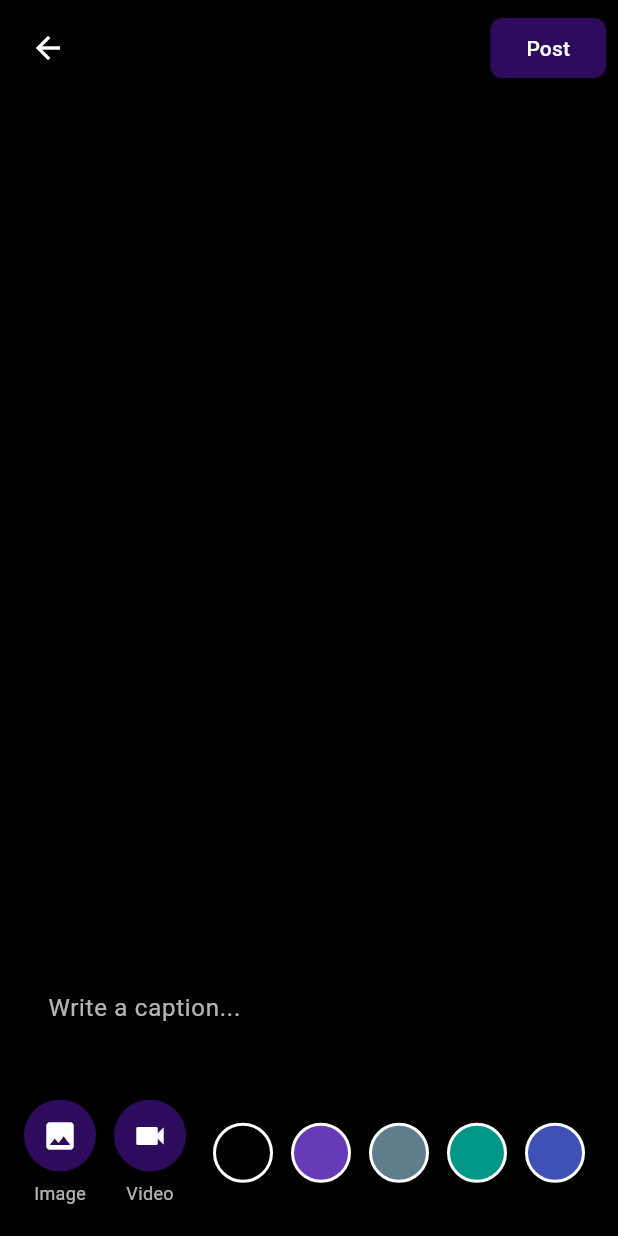
After one commit to mridulikamukerji/Happenin, a Flutter app: the AddOwnStoryPage screen opened directly, on a phone screen of 412 x 824 dp. The commit adds this screen. Run offline on Flutter 3.47's test engine with Material 3 defaults, Android fonts, the phone set to English and light mode, and no system bars; our stand-ins replace carousel_slider, image_picker, video_player.

Commit message:
Made 'Add Your Story' button functional

```diff
--- /dev/null
+++ b/lib/addownstory.dart
@@ -0,0 +1,225 @@
+import 'dart:io';
+import 'package:flutter/material.dart';
+import 'package:image_picker/image_picker.dart';
+import 'package:video_player/video_player.dart';
+
+class AddOwnStoryPage extends StatefulWidget {
+  const AddOwnStoryPage({super.key});
+
+  @override
+  State<AddOwnStoryPage> createState() => _AddOwnStoryPageState();
+}
+
+class _AddOwnStoryPageState extends State<AddOwnStoryPage> {
+  File? _mediaFile;
+  bool _isVideo = false;
+  VideoPlayerController? _videoController;
+  Color? _backgroundColor;
+  String _caption = "";
+
+  final List<Color> _backgroundOptions = [
+    Colors.black,
+    Colors.deepPurple,
+    Colors.blueGrey,
+    Colors.teal,
+    Colors.indigo,
+    Colors.orange,
+  ];
+
+  final ImagePicker _picker = ImagePicker();
+
+  Future<void> _pickImage() async {
+    final picked = await _picker.pickImage(source: ImageSource.gallery);
+    if (picked != null) {
+      setState(() {
+        _mediaFile = File(picked.path);
+        _isVideo = false;
+        _videoController?.dispose();
+        _backgroundColor = null;
+      });
+    }
+  }
+
+  Future<void> _pickVideo() async {
+    final picked = await _picker.pickVideo(source: ImageSource.gallery);
+    if (picked != null) {
+      setState(() {
+        _mediaFile = File(picked.path);
+        _isVideo = true;
+        _backgroundColor = null;
+      });
+      _initializeVideo();
+    }
+  }
+
+  void _initializeVideo() {
+    if (_mediaFile != null && _isVideo) {
+      _videoController = VideoPlayerController.file(_mediaFile!)
+        ..initialize().then((_) {
+          setState(() {});
+          _videoController!.play();
+          _videoController!.setLooping(true);
+        });
+    }
+  }
+
+  void _selectBackground(Color color) {
+    setState(() {
+      _mediaFile = null;
+      _videoController?.dispose();
+      _backgroundColor = color;
+    });
+  }
+
+  void _postStory() {
+    if (_mediaFile == null && _backgroundColor == null) {
+      ScaffoldMessenger.of(context).showSnackBar(
+        const SnackBar(content: Text("Please select an image, video, or background")),
+      );
+      return;
+    }
+
+    final storyData = {
+      "name": "You",
+      "profile": "assets/images/your_profile.png", // <-- change to your profile asset
+      "stories": [
+        {
+          "video": _mediaFile?.path,
+          "isVideo": _isVideo,
+          "background": _backgroundColor?.value,
+          "bio": _caption,
+        }
+      ]
+    };
+
+    Navigator.pop(context, storyData); // send back to StoriesPage
+  }
+
+  @override
+  void dispose() {
+    _videoController?.dispose();
+    super.dispose();
+  }
+
+  @override
+  Widget build(BuildContext context) {
+    return Scaffold(
+      backgroundColor: Colors.black,
+      body: Stack(
+        children: [
+          // Preview area
+          Positioned.fill(
+            child: _mediaFile != null
+                ? (_isVideo
+                    ? (_videoController != null &&
+                            _videoController!.value.isInitialized
+                        ? VideoPlayer(_videoController!)
+                        : const Center(child: CircularProgressIndicator()))
+                    : Image.file(_mediaFile!, fit: BoxFit.cover))
+                : Container(color: _backgroundColor ?? Colors.black),
+          ),
+
+          // Top bar
+          Positioned(
+            top: MediaQuery.of(context).padding.top + 8,
+            left: 8,
+            right: 8,
+            child: Row(
+              mainAxisAlignment: MainAxisAlignment.spaceBetween,
+              children: [
+                IconButton(
+                  icon: const Icon(Icons.arrow_back, color: Colors.white),
+                  onPressed: () => Navigator.pop(context),
+                ),
+                ElevatedButton(
+                  style: ElevatedButton.styleFrom(
+                    backgroundColor: const Color(0xFF2E0B5C),
+                    shape: RoundedRectangleBorder(
+                      borderRadius: BorderRadius.circular(8),
+                    ),
+                  ),
+                  onPressed: _postStory,
+                  child: const Text("Post", style: TextStyle(color: Colors.white)),
+                ),
+              ],
+            ),
+          ),
+
+          // Caption box
+          Positioned(
+            bottom: 100,
+            left: 16,
+            right: 16,
+            child: TextField(
+              style: const TextStyle(color: Colors.white, fontSize: 16),
+              maxLines: 2,
+              decoration: InputDecoration(
+                hintText: "Write a caption...",
+                hintStyle: const TextStyle(color: Colors.white70),
+                filled: true,
+                fillColor: Colors.black45,
+                border: OutlineInputBorder(
+                  borderRadius: BorderRadius.circular(12),
+                  borderSide: BorderSide.none,
+                ),
+              ),
+              onChanged: (val) => _caption = val,
+            ),
+          ),
+
+          // Media + background options
+          Positioned(
+            bottom: 20,
+            left: 16,
+            right: 16,
+            child: SingleChildScrollView(
+              scrollDirection: Axis.horizontal,
+              child: Row(
+                children: [
+                  _buildOption(Icons.image, "Image", _pickImage),
+                  const SizedBox(width: 12),
+                  _buildOption(Icons.videocam, "Video", _pickVideo),
+                  const SizedBox(width: 12),
+                  Row(
+                    children: _backgroundOptions.map((color) {
+                      return GestureDetector(
+                        onTap: () => _selectBackground(color),
+                        child: Container(
+                          margin: const EdgeInsets.symmetric(horizontal: 6),
+                          width: 40,
+                          height: 40,
+                          decoration: BoxDecoration(
+                            color: color,
+                            shape: BoxShape.circle,
+                            border: Border.all(color: Colors.white, width: 2),
+                          ),
+                        ),
+                      );
+                    }).toList(),
+                  ),
+                ],
+              ),
+            ),
+          ),
+        ],
+      ),
+    );
+  }
+
+  Widget _buildOption(IconData icon, String label, VoidCallback onTap) {
+    return GestureDetector(
+      onTap: onTap,
+      child: Column(
+        children: [
+          CircleAvatar(
+            radius: 24,
+            backgroundColor: const Color(0xFF2E0B5C),
+            child: Icon(icon, color: Colors.white),
+          ),
+          const SizedBox(height: 6),
+          Text(label, style: const TextStyle(color: Colors.white70, fontSize: 12)),
+        ],
+      ),
+    );
+  }
+}
--- a/lib/chatscreen.dart
+++ b/lib/chatscreen.dart
@@ -30,7 +30,7 @@ class _ChatScreenState extends State<ChatScreen> {
   String? _groupImage;
   bool _hasLeftChat = false;
   bool _isGroupNameManuallyEdited = false;
-  Set<String> _blockedParticipants = {};
+  final Set<String> _blockedParticipants = {};
 
   final List<Map<String, dynamic>> _allBuddies = [
     {
```
Also changed, not shown: lib/stories.dart (+99 -48 lines).
